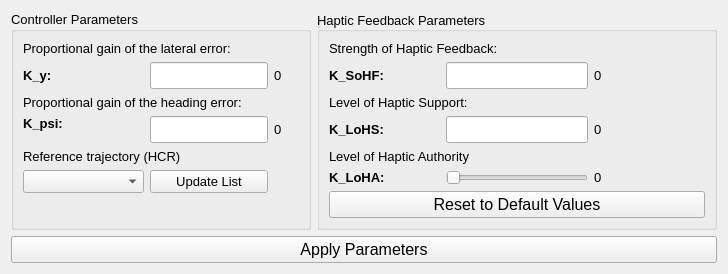
The window that modules/steeringwheelcontrol/action/swcontrollers/ui/fdca_tab.ui (tud-hri/joan) describes before a commit, drawn with Qt 5.
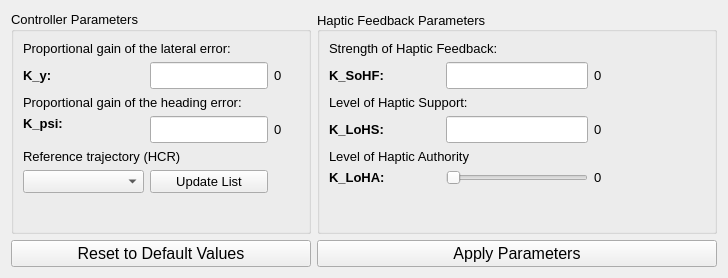
The same window after the commit.

```diff
--- a/modules/steeringwheelcontrol/action/swcontrollers/ui/fdca_tab.ui
+++ b/modules/steeringwheelcontrol/action/swcontrollers/ui/fdca_tab.ui
@@ -7,46 +7,13 @@
     <x>0</x>
     <y>0</y>
     <width>724</width>
-    <height>272</height>
+    <height>278</height>
    </rect>
   </property>
   <property name="windowTitle">
    <string>Form</string>
   </property>
   <layout class="QGridLayout" name="gridLayout">
-   <item row="3" column="1" colspan="2">
-    <widget class="QPushButton" name="btn_apply">
-     <property name="sizePolicy">
-      <sizepolicy hsizetype="Preferred" vsizetype="Fixed">
-       <horstretch>0</horstretch>
-       <verstretch>0</verstretch>
-      </sizepolicy>
-     </property>
-     <property name="font">
-      <font>
-       <pointsize>12</pointsize>
-       <weight>50</weight>
-       <bold>false</bold>
-      </font>
-     </property>
-     <property name="styleSheet">
-      <string notr="true">QPushButton:pressed{ background-color: rgba(65, 155, 77, 204);}
-</string>
-     </property>
-     <property name="text">
-      <string>Apply Parameters</string>
-     </property>
-     <property name="autoDefault">
-      <bool>false</bool>
-     </property>
-     <property name="default">
-      <bool>false</bool>
-     </property>
-     <property name="flat">
-      <bool>false</bool>
-     </property>
-    </widget>
-   </item>
    <item row="0" column="2">
     <widget class="QGroupBox" name="groupHapticparam">
      <property name="sizePolicy">
@@ -280,22 +247,10 @@
         </property>
        </spacer>
       </item>
-      <item row="2" column="0">
-       <widget class="QPushButton" name="btn_reset">
-        <property name="font">
-         <font>
-          <pointsize>12</pointsize>
-         </font>
-        </property>
-        <property name="text">
-         <string>Reset to Default Values</string>
-        </property>
-       </widget>
-      </item>
      </layout>
     </widget>
    </item>
-   <item row="0" column="1">
+   <item row="0" column="0" colspan="2">
     <widget class="QGroupBox" name="groupControlparam">
      <property name="sizePolicy">
       <sizepolicy hsizetype="Preferred" vsizetype="Preferred">
@@ -596,6 +551,51 @@
      </layout>
     </widget>
    </item>
+   <item row="3" column="2">
+    <widget class="QPushButton" name="btn_apply">
+     <property name="sizePolicy">
+      <sizepolicy hsizetype="Preferred" vsizetype="Fixed">
+       <horstretch>0</horstretch>
+       <verstretch>0</verstretch>
+      </sizepolicy>
+     </property>
+     <property name="font">
+      <font>
+       <pointsize>12</pointsize>
+       <weight>50</weight>
+       <bold>false</bold>
+      </font>
+     </property>
+     <property name="styleSheet">
+      <string notr="true">QPushButton:pressed{ background-color: rgba(65, 155, 77, 204);}
+</string>
+     </property>
+     <property name="text">
+      <string>Apply Parameters</string>
+     </property>
+     <property name="autoDefault">
+      <bool>false</bool>
+     </property>
+     <property name="default">
+      <bool>false</bool>
+     </property>
+     <property name="flat">
+      <bool>false</bool>
+     </property>
+    </widget>
+   </item>
+   <item row="3" column="0" colspan="2">
+    <widget class="QPushButton" name="btn_reset">
+     <property name="font">
+      <font>
+       <pointsize>12</pointsize>
+      </font>
+     </property>
+     <property name="text">
+      <string>Reset to Default Values</string>
+     </property>
+    </widget>
+   </item>
   </layout>
  </widget>
  <resources/>
```
